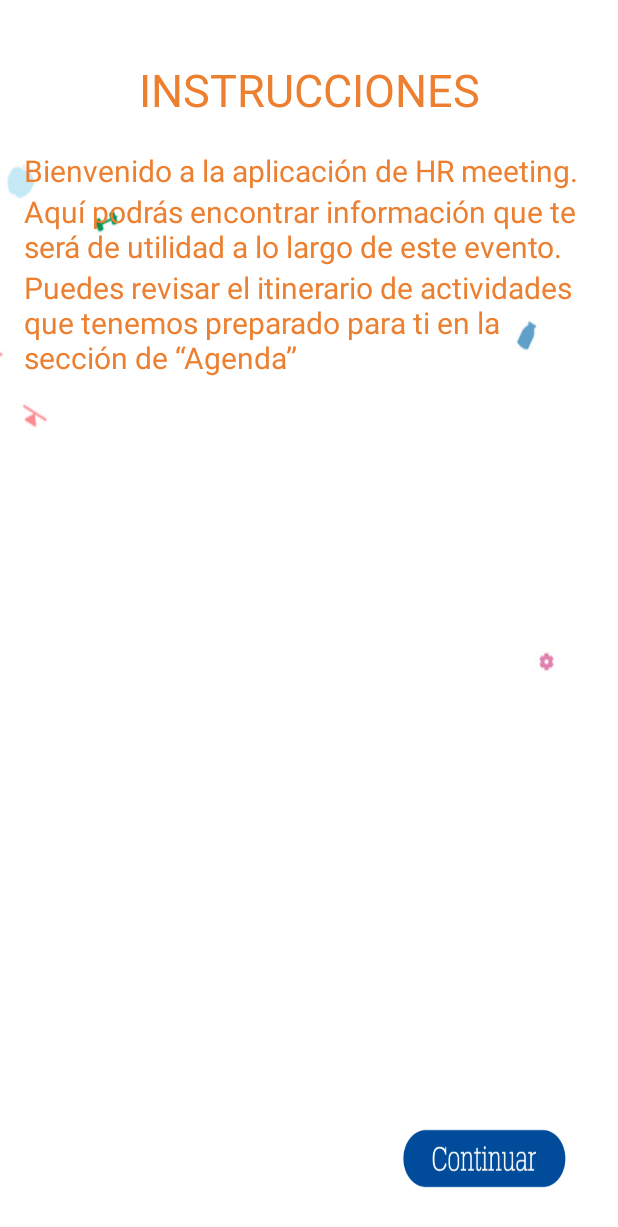
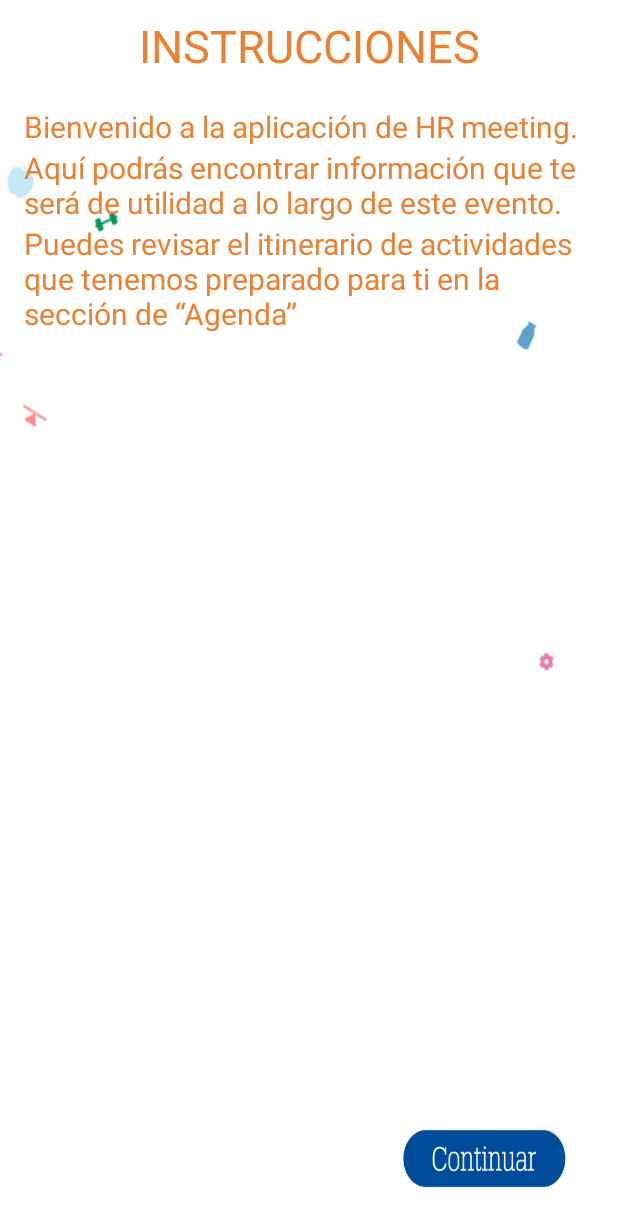
Before and after one commit to DevWorms/ARToolKit-Android, an Android app: the Instrucciones screen opened directly, with no data from a screen before it, on a phone screen of 412 x 824 dp. Shown: the top 1227 px of the screen. Run offline under Robolectric (Android 15) with nearby library versions, the phone set to English and light mode, and no system bars.

Commit message:
Instrucciones1

```diff
--- a/aRSimpleNativeCars/src/main/res/layout/activity_instruccion.xml
+++ b/aRSimpleNativeCars/src/main/res/layout/activity_instruccion.xml
@@ -19,7 +19,7 @@
             android:text="INSTRUCCIONES"
             android:textAlignment="center"
             android:id="@+id/textView6"
-            android:layout_marginTop="39dp"
+            android:layout_marginTop="10dp"
             android:textSize="30sp"
             android:layout_alignParentTop="true"
             android:layout_alignParentLeft="true"
```
